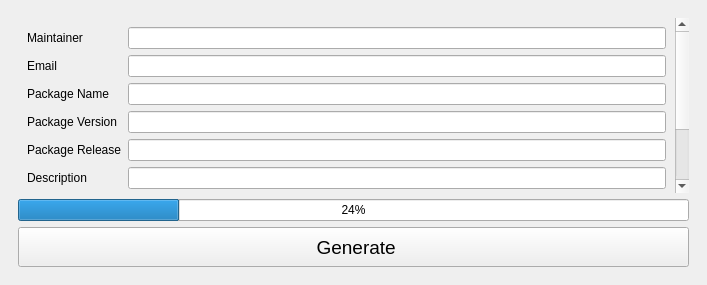
Before: the Qt Designer form src/mainwindow.ui in slopjong/eclipse-artifacts, drawn with Qt 5.
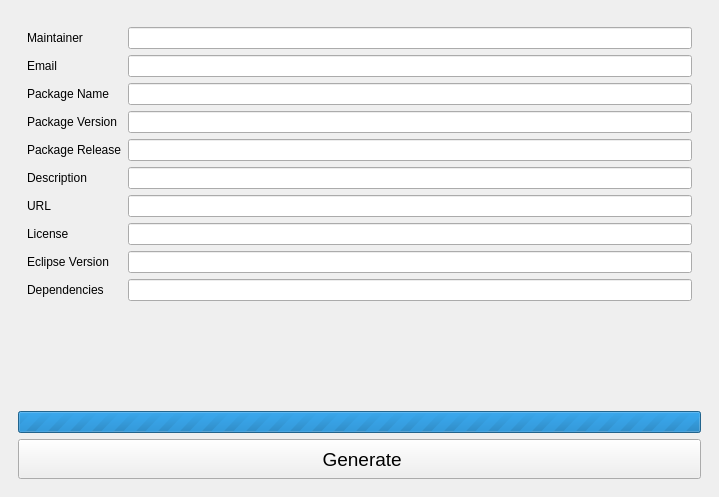
After: the same form once the commit is applied. The open tabs and pages were chosen to show the change. Icons and pictures are not drawn.

Commit message: Graphical user interface completed.

Patch:
```diff
--- a/src/mainwindow.ui
+++ b/src/mainwindow.ui
@@ -6,8 +6,8 @@
    <rect>
     <x>0</x>
     <y>0</y>
-    <width>707</width>
-    <height>285</height>
+    <width>719</width>
+    <height>497</height>
    </rect>
   </property>
   <property name="windowTitle">
@@ -114,8 +114,8 @@
             <rect>
              <x>0</x>
              <y>0</y>
-             <width>629</width>
-             <height>327</height>
+             <width>683</width>
+             <height>380</height>
             </rect>
            </property>
            <layout class="QFormLayout" name="formLayout_2">
@@ -196,7 +196,7 @@
               </property>
              </widget>
             </item>
-            <item row="8" column="0">
+            <item row="9" column="0">
              <widget class="QLabel" name="label_9">
               <property name="text">
                <string>Dependencies</string>
@@ -206,9 +206,19 @@
             <item row="7" column="1">
              <widget class="QLineEdit" name="iLicense"/>
             </item>
-            <item row="8" column="1">
+            <item row="9" column="1">
              <widget class="QLineEdit" name="iDeps"/>
             </item>
+            <item row="8" column="0">
+             <widget class="QLabel" name="label_10">
+              <property name="text">
+               <string>Eclipse Version</string>
+              </property>
+             </widget>
+            </item>
+            <item row="8" column="1">
+             <widget class="QLineEdit" name="iEclipsever"/>
+            </item>
            </layout>
           </widget>
          </widget>
@@ -217,8 +227,11 @@
          <layout class="QVBoxLayout" name="verticalLayout_3">
           <item>
            <widget class="QProgressBar" name="progressBar">
+            <property name="maximum">
+             <number>0</number>
+            </property>
             <property name="value">
-             <number>24</number>
+             <number>0</number>
             </property>
             <property name="textVisible">
              <bool>true</bool>
```
Left out of the diff: 19 changed lines with no effect on the pictures. The commit also changes 5 other files.
